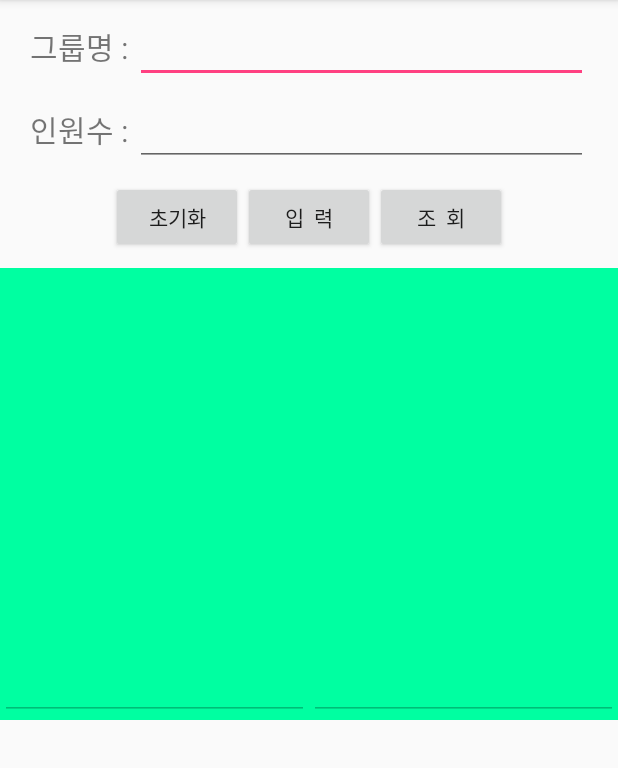
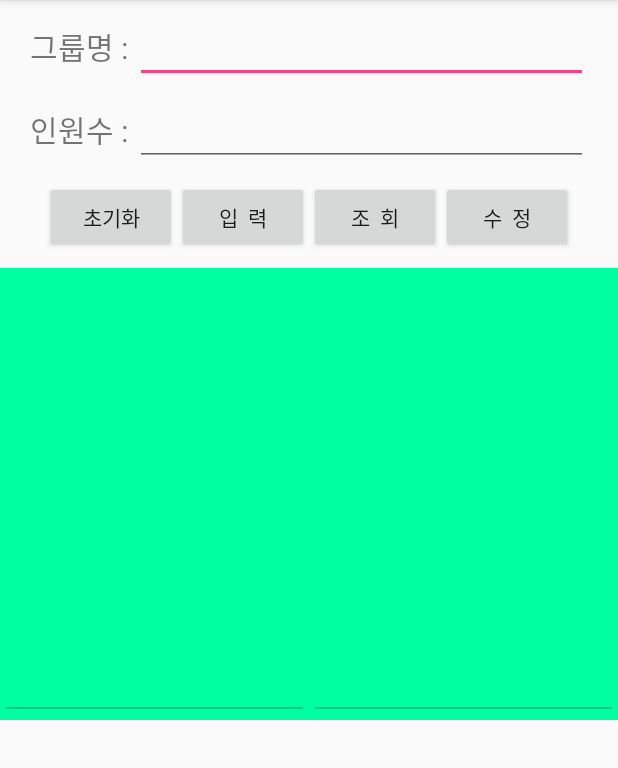
Before and after one commit to kimyounkyoung/DBEx, an Android app: the screen it shows after launch (MainActivity), on a phone screen of 412 x 824 dp, the part 84-852 px from its top. Run offline under Robolectric (Android 15) with nearby library versions, the phone set to English and light mode, and no system bars; 1 statement that could not run was skipped.

Commit message:
#6 uadate  Handling

```diff
--- a/app/src/main/java/com/example/younkyoungkim/dbex/MainActivity.java
+++ b/app/src/main/java/com/example/younkyoungkim/dbex/MainActivity.java
@@ -13,7 +13,7 @@ import android.widget.Toast;
 
 public class MainActivity extends AppCompatActivity {
     EditText editName,editCount,editResultName, editResultCount;
-    Button butInit, butInsert,butSelect;
+    Button butInit, butInsert,butSelect,butUpdate;
     MyDBHelper myHelper;
     SQLiteDatabase sqlDB;
 
@@ -28,6 +28,7 @@ public class MainActivity extends AppCompatActivity {
         butInit=(Button)findViewById(R.id.but_init);
         butInsert=(Button)findViewById(R.id.but_insert);
         butSelect=(Button)findViewById(R.id.but_select);
+        butSelect=(Button)findViewById(R.id.but_update);
 
         //DB생성
         myHelper=new MyDBHelper(this);
@@ -69,6 +70,16 @@ public class MainActivity extends AppCompatActivity {
                 sqlDB.close();
             }
         });
+        butUpdate.setOnClickListener(new View.OnClickListener() {
+            @Override
+            public void onClick(View v) {
+                sqlDB = myHelper.getWritableDatabase();
+                String sql = "update idolTable set idolCount" + editCount.getText() + " where idolName='" + editName.getText() + "'";
+                sqlDB.execSQL(sql);
+                sqlDB.close();
+                Toast.makeText(MainActivity.this, "저장됨", Toast.LENGTH_LONG).show();
+            }
+        });
     }
 
     class MyDBHelper extends SQLiteOpenHelper{
--- a/app/src/main/res/layout/activity_main.xml
+++ b/app/src/main/res/layout/activity_main.xml
@@ -76,6 +76,12 @@
             android:layout_height="wrap_content"
             android:text="조  회"
             />
+        <Button
+            android:id="@+id/but_update"
+            android:layout_width="wrap_content"
+            android:layout_height="wrap_content"
+            android:text="수  정"
+            />
 
     </LinearLayout>
 
```
